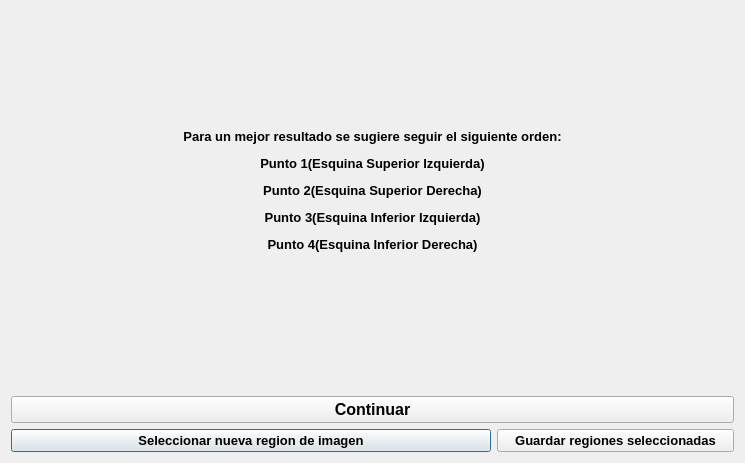
Old version of the form msgRecorte.ui in the repository EduarRafael/Aplicacion-Tickets.
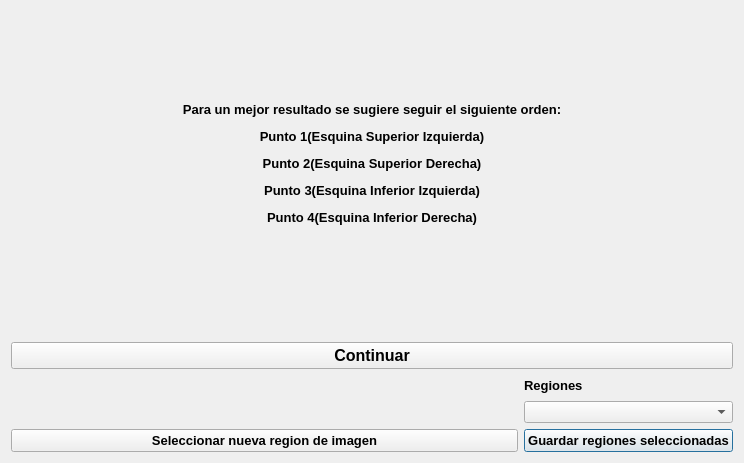
New version of the form.

Commit message:
Recorte Ticket
Se aplico el método ROIs a los recortes de los tickets

Patch:
```diff
--- a/msgRecorte.ui
+++ b/msgRecorte.ui
@@ -9,7 +9,7 @@
    <rect>
     <x>0</x>
     <y>0</y>
-    <width>745</width>
+    <width>744</width>
     <height>463</height>
    </rect>
   </property>
@@ -26,21 +26,10 @@
    <bool>true</bool>
   </property>
   <layout class="QGridLayout" name="gridLayout">
-   <item row="13" column="0" colspan="2">
-    <widget class="QPushButton" name="cortarImagenbtn">
-     <property name="font">
-      <font>
-       <pointsize>10</pointsize>
-       <weight>75</weight>
-       <bold>true</bold>
-      </font>
-     </property>
-     <property name="text">
-      <string>Seleccionar nueva region de imagen</string>
-     </property>
-    </widget>
+   <item row="8" column="2">
+    <widget class="QComboBox" name="comboNuevasRegiones"/>
    </item>
-   <item row="13" column="2">
+   <item row="14" column="2">
     <widget class="QPushButton" name="guardarbtn">
      <property name="font">
       <font>
@@ -54,6 +43,20 @@
      </property>
     </widget>
    </item>
+   <item row="14" column="0" colspan="2">
+    <widget class="QPushButton" name="cortarImagenbtn">
+     <property name="font">
+      <font>
+       <pointsize>10</pointsize>
+       <weight>75</weight>
+       <bold>true</bold>
+      </font>
+     </property>
+     <property name="text">
+      <string>Seleccionar nueva region de imagen</string>
+     </property>
+    </widget>
+   </item>
    <item row="2" column="0" colspan="3">
     <widget class="QLabel" name="textLabel">
      <property name="font">
@@ -71,7 +74,7 @@
      </property>
     </widget>
    </item>
-   <item row="5" column="0" colspan="3">
+   <item row="4" column="0" colspan="3">
     <widget class="QPushButton" name="continuarbtn">
      <property name="font">
       <font>
@@ -85,7 +88,27 @@
      </property>
     </widget>
    </item>
-   <item row="4" column="0" colspan="3">
+   <item row="5" column="2">
+    <widget class="QLabel" name="labelRegionMsg">
+     <property name="maximumSize">
+      <size>
+       <width>80</width>
+       <height>20</height>
+      </size>
+     </property>
+     <property name="font">
+      <font>
+       <pointsize>10</pointsize>
+       <weight>75</weight>
+       <bold>true</bold>
+      </font>
+     </property>
+     <property name="text">
+      <string>Regiones</string>
+     </property>
+    </widget>
+   </item>
+   <item row="3" column="0" colspan="3">
     <widget class="QLabel" name="recorteLabel">
      <property name="sizePolicy">
       <sizepolicy hsizetype="Minimum" vsizetype="Maximum">
```
The commit also changes 6 other files.
